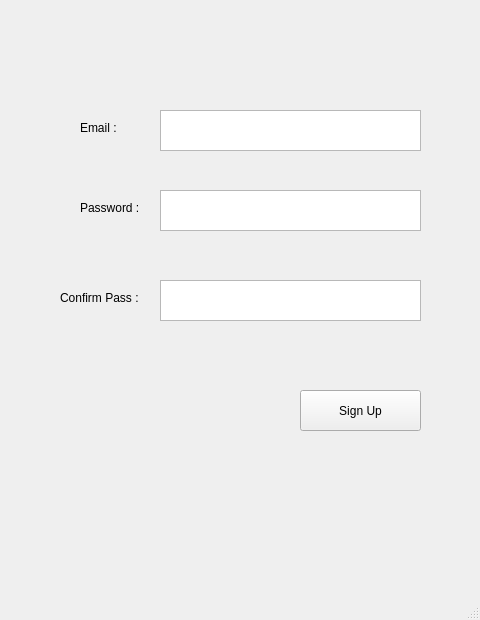
Old version of the form client_loud/test_deux_php/createCoToApiPhp.ui in the repository Pierre-OlivierB/ibm_fil_rouge_tomjerry_all_projects.
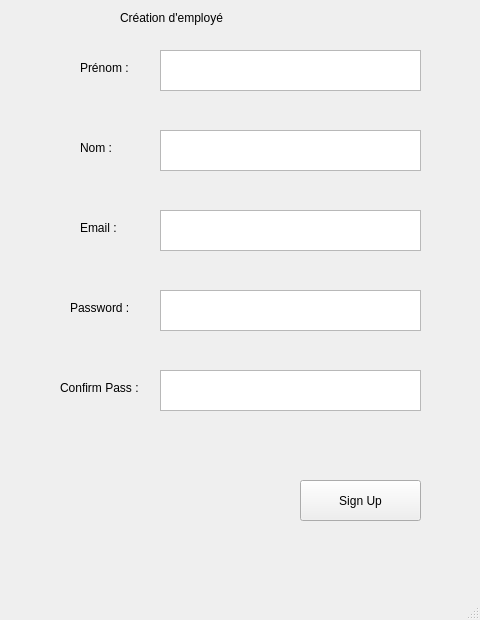
New version of the form.

```diff
--- a/client_loud/test_deux_php/createCoToApiPhp.ui
+++ b/client_loud/test_deux_php/createCoToApiPhp.ui
@@ -18,7 +18,7 @@
     <property name="geometry">
      <rect>
       <x>80</x>
-      <y>120</y>
+      <y>220</y>
       <width>55</width>
       <height>16</height>
      </rect>
@@ -30,8 +30,8 @@
    <widget class="QLabel" name="titlePass">
     <property name="geometry">
      <rect>
-      <x>80</x>
-      <y>200</y>
+      <x>70</x>
+      <y>300</y>
       <width>71</width>
       <height>16</height>
      </rect>
@@ -44,7 +44,7 @@
     <property name="geometry">
      <rect>
       <x>60</x>
-      <y>290</y>
+      <y>380</y>
       <width>91</width>
       <height>16</height>
      </rect>
@@ -57,7 +57,7 @@
     <property name="geometry">
      <rect>
       <x>300</x>
-      <y>390</y>
+      <y>480</y>
       <width>121</width>
       <height>41</height>
      </rect>
@@ -70,7 +70,7 @@
     <property name="geometry">
      <rect>
       <x>160</x>
-      <y>110</y>
+      <y>210</y>
       <width>261</width>
       <height>41</height>
      </rect>
@@ -80,7 +80,7 @@
     <property name="geometry">
      <rect>
       <x>160</x>
-      <y>190</y>
+      <y>290</y>
       <width>261</width>
       <height>41</height>
      </rect>
@@ -90,7 +90,7 @@
     <property name="geometry">
      <rect>
       <x>160</x>
-      <y>280</y>
+      <y>370</y>
       <width>261</width>
       <height>41</height>
      </rect>
@@ -100,7 +100,7 @@
     <property name="geometry">
      <rect>
       <x>100</x>
-      <y>440</y>
+      <y>530</y>
       <width>321</width>
       <height>16</height>
      </rect>
@@ -109,6 +109,65 @@
      <string/>
     </property>
    </widget>
+   <widget class="QLabel" name="titleLastName">
+    <property name="geometry">
+     <rect>
+      <x>80</x>
+      <y>140</y>
+      <width>55</width>
+      <height>16</height>
+     </rect>
+    </property>
+    <property name="text">
+     <string>Nom :</string>
+    </property>
+   </widget>
+   <widget class="QTextEdit" name="textLastName">
+    <property name="geometry">
+     <rect>
+      <x>160</x>
+      <y>130</y>
+      <width>261</width>
+      <height>41</height>
+     </rect>
+    </property>
+   </widget>
+   <widget class="QLabel" name="titleFirstName">
+    <property name="geometry">
+     <rect>
+      <x>80</x>
+      <y>60</y>
+      <width>55</width>
+      <height>16</height>
+     </rect>
+    </property>
+    <property name="text">
+     <string>Prénom :</string>
+    </property>
+   </widget>
+   <widget class="QTextEdit" name="textFirstName">
+    <property name="geometry">
+     <rect>
+      <x>160</x>
+      <y>50</y>
+      <width>261</width>
+      <height>41</height>
+     </rect>
+    </property>
+   </widget>
+   <widget class="QLabel" name="titleCreate">
+    <property name="geometry">
+     <rect>
+      <x>120</x>
+      <y>10</y>
+      <width>131</width>
+      <height>16</height>
+     </rect>
+    </property>
+    <property name="text">
+     <string>Création d'employé</string>
+    </property>
+   </widget>
   </widget>
   <widget class="QMenuBar" name="menubar">
    <property name="geometry">
```
